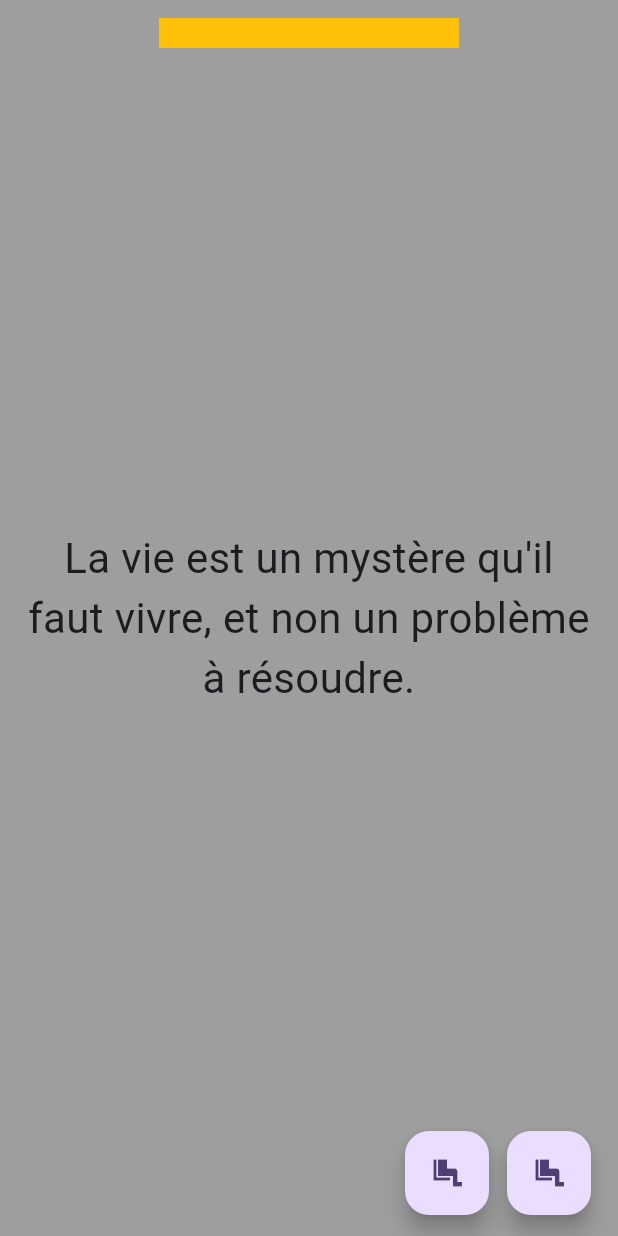
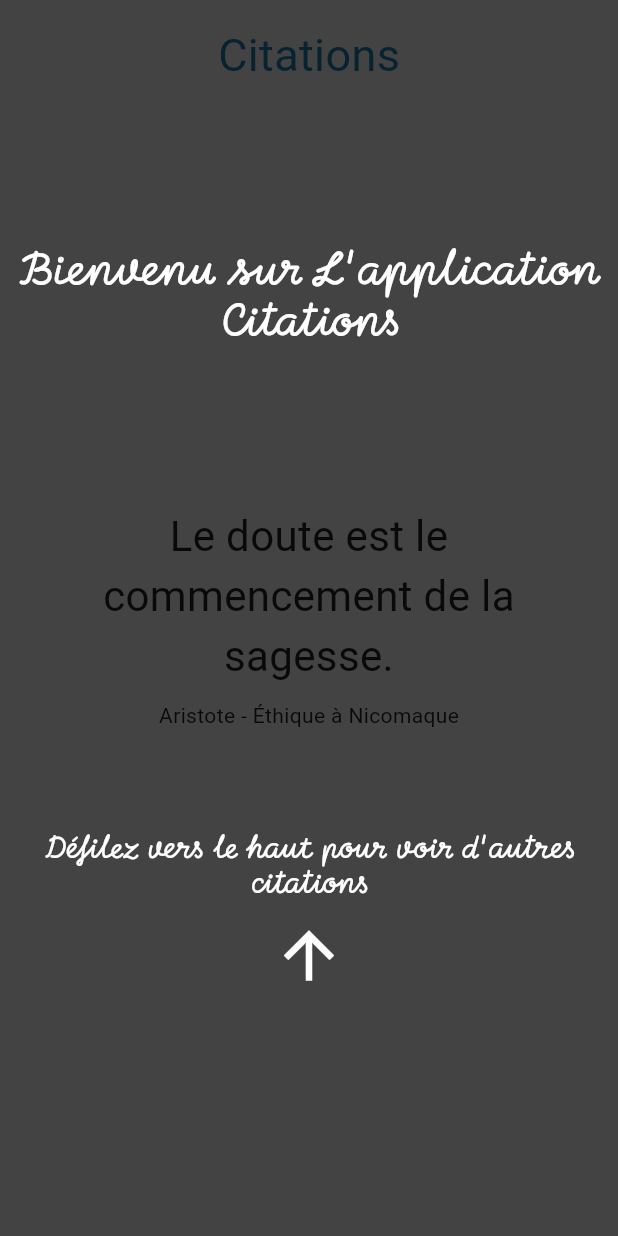
Before and after one commit to sank1810/citations, a Flutter app: the screen it shows after launch, on a phone screen of 412 x 824 dp. Run offline on Flutter 3.47's test engine with Material 3 defaults, Android fonts, the phone set to English and light mode, and no system bars; our stand-ins replace google_fonts, shared_preferences, sqflite; accounts and stored records are empty; Roboto replaces fonts that are missing (Acme).

Commit message:
final version

```diff
--- a/lib/data/citation_database.dart
+++ b/lib/data/citation_database.dart
@@ -10,7 +10,7 @@ class CitationDatabase {
 
   static final CitationDatabase instance = CitationDatabase._();
 
-  static Database? _database;
+  Database? _database;
 
   Future<Database> get database async {
     if (_database != null) {
--- a/lib/main.dart
+++ b/lib/main.dart
@@ -15,7 +15,7 @@ class MyApp extends StatelessWidget {
   @override
   Widget build(BuildContext context) {
     return MaterialApp(
-      title: 'Flutter Demo',
+      title: 'citations',
       debugShowCheckedModeBanner: false,
       theme: ThemeData(
         colorScheme: ColorScheme.fromSeed(seedColor: Colors.deepPurple),
--- a/lib/ui/view_models/home_view_model.dart
+++ b/lib/ui/view_models/home_view_model.dart
@@ -1,6 +1,7 @@
 import 'package:citations/data/citation_database.dart';
 import 'package:citations/data/models/citation.dart';
 import 'package:citations/ui/views/home_screen.dart';
+import 'package:shared_preferences/shared_preferences.dart';
 
 class HomeViewModel extends IHomeViewModel {
   final CitationDatabase _citationDatabase = CitationDatabase.instance;
@@ -9,4 +10,15 @@ class HomeViewModel extends IHomeViewModel {
   Future<List<Citation>> get citations async {
     return await _citationDatabase.loadCitations();
   }
+
+  @override
+  Future<bool> firstOpening() async {
+    final prefs = await SharedPreferences.getInstance();
+    bool? firstTime = prefs.getBool("first_time");
+    if (firstTime == null) {
+      prefs.setBool("first_time", false);
+      return true;
+    }
+    return firstTime;
+  }
 }
--- a/lib/ui/views/home_screen.dart
+++ b/lib/ui/views/home_screen.dart
@@ -1,19 +1,30 @@
 import 'package:citations/data/models/citation.dart';
 import 'package:flutter/material.dart';
+import 'package:google_fonts/google_fonts.dart';
 
 abstract class IHomeViewModel extends ChangeNotifier {
   Future<List<Citation>> get citations;
+  Future<bool> firstOpening();
 }
 
-class HomeScreen extends StatelessWidget {
+class HomeScreen extends StatefulWidget {
   final IHomeViewModel _viewModel;
   const HomeScreen(this._viewModel, {super.key});
 
   @override
+  State<HomeScreen> createState() => _HomeScreenState();
+}
+
+class _HomeScreenState extends State<HomeScreen> {
+  bool _showOverlay = true;
+  @override
   Widget build(BuildContext context) {
     return Scaffold(
-      body: FutureBuilder(
-        future: _viewModel.citations,
+      body: FutureBuilder<List<dynamic>>(
+        future: Future.wait([
+          widget._viewModel.citations,
+          widget._viewModel.firstOpening(),
+        ]),
         builder: (context, snapshot) {
           if (snapshot.connectionState == ConnectionState.waiting) {
             return CircularProgressIndicator();
@@ -23,8 +34,9 @@ class HomeScreen extends StatelessWidget {
             return Center(child: Text("aucune citation disponible"));
           }
 
-          List<Citation> citations = snapshot.data!;
-
+          final List<Citation> citations = snapshot.data![0];
+          bool isFirstOpening = snapshot.data![1];
+          citations.shuffle();
           return Stack(
             children: [
               PageView.builder(
@@ -33,8 +45,7 @@ class HomeScreen extends StatelessWidget {
                 itemBuilder: (context, index) {
                   Citation currentCitation = citations[index];
                   return Container(
-                    color: Colors.grey,
-
+                    color: Colors.grey[300],
                     child: Padding(
                       padding: const EdgeInsets.symmetric(horizontal: 18),
                       child: Column(
@@ -45,13 +56,19 @@ class HomeScreen extends StatelessWidget {
                             textAlign: TextAlign.center,
                             style: TextStyle(fontSize: 28),
                           ),
+                          SizedBox(height: 10),
+                          SingleChildScrollView(
+                            scrollDirection: Axis.horizontal,
+                            child: Text(
+                              "${currentCitation.author} - ${currentCitation.source}",
+                            ),
+                          ),
                         ],
                       ),
                     ),
                   );
                 },
               ),
-
               SafeArea(
                 child: Padding(
                   padding: const EdgeInsets.only(
@@ -63,29 +80,73 @@ class HomeScreen extends StatelessWidget {
                   child: Column(
                     mainAxisAlignment: MainAxisAlignment.spaceBetween,
                     children: [
-                      Container(color: Colors.amber, height: 20, width: 200),
-                      Row(
-                        children: [
-                          Spacer(),
-                          FloatingActionButton(
-                            onPressed: () {},
-                            child: Icon(
-                              Icons.airline_seat_legroom_normal_sharp,
+                      SizedBox(
+                        height: 50,
+                        width: 200,
+                        child: Center(
+                          child: Text(
+                            "Citations",
+                            style: GoogleFonts.acme(
+                              fontSize: 30,
+                              color: Color(0xff1a759f),
                             ),
                           ),
-                          SizedBox(width: 12),
-                          FloatingActionButton(
-                            onPressed: () {},
-                            child: Icon(
-                              Icons.airline_seat_legroom_normal_sharp,
-                            ),
-                          ),
-                        ],
+                        ),
                       ),
+                      Row(children: [Spacer()]),
                     ],
                   ),
                 ),
               ),
+              if (isFirstOpening && _showOverlay)
+                GestureDetector(
+                  onTapDown: (_) {
+                    setState(() {
+                      _showOverlay = false;
+                    });
+                  },
+
+                  child: Container(
+                    width: double.infinity,
+                    height: double.infinity,
+                    color: Colors.black.withValues(alpha: 0.7),
+                    child: Column(
+                      mainAxisSize: MainAxisSize.max,
+                      mainAxisAlignment: MainAxisAlignment.spaceAround,
+                      children: [
+                        Text(
+                          "Bienvenu sur L'application Citations",
+                          textAlign: TextAlign.center,
+                          style: TextStyle(
+                            fontFamily: "MomoSignature-Regular",
+                            color: Colors.white,
+                            fontSize: 24,
+                          ),
+                        ),
+
+                        Column(
+                          children: [
+                            Text(
+                              "Défilez vers le haut pour voir d'autres citations",
+                              textAlign: TextAlign.center,
+                              style: TextStyle(
+                                fontFamily: "MomoSignature-Regular",
+                                color: Colors.white,
+                                fontSize: 16,
+                              ),
+                            ),
+                            SizedBox(height: 12),
+                            Icon(
+                              Icons.arrow_upward,
+                              color: Colors.white,
+                              size: 50,
+                            ),
+                          ],
+                        ),
+                      ],
+                    ),
+                  ),
+                ),
             ],
           );
         },
```
Also changed, not shown: pubspec.yaml (+7 -6 lines), assets/fonts/MomoSignature-Regular.ttf (added), pubspec.lock, 2 other files.
